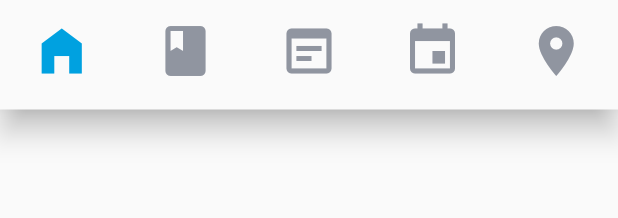
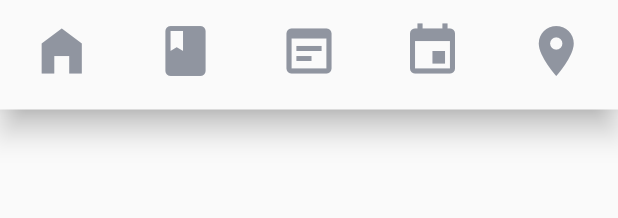
Before and after one commit to padong4284/padong-app, a Flutter app: the PadongBottomNavigationBar widget shown alone on an empty page, opened directly, on a phone screen of 412 x 824 dp. Shown: the top 218 px of the screen. Run offline on Flutter 3.47's test engine with Material 2 defaults, Android fonts, the phone set to English and light mode, and no system bars.

```diff
--- a/lib/ui/widgets/bottom_navigation_bar.dart
+++ b/lib/ui/widgets/bottom_navigation_bar.dart
@@ -1,102 +1,57 @@
 import 'package:flutter/material.dart';
 import 'package:padong/ui/theme/app_theme.dart';
 
-class PadongBottomNavigationBar extends StatefulWidget {
+class PadongBottomNavigationBar extends StatelessWidget {
   final color = AppTheme.colors.semiSupport;
   final size = 40.0;
 
-  PadongBottomNavigationBar();
-
-  @override
-  _PadongBottomNavigationBarState createState() => _PadongBottomNavigationBarState();
-}
-
-class _PadongBottomNavigationBarState extends State<PadongBottomNavigationBar> {
-
-  int _selectedIndex = 0;
-
-  @override
-  void initState() {
-    super.initState();
-  }
-
   @override
   Widget build(BuildContext context) {
-    const iconWidth = 57.0;
     return BottomNavigationBar(
-      currentIndex: this._selectedIndex ?? 0,
-      selectedItemColor: AppTheme.colors.primary,
-        unselectedItemColor: widget.color,
-        onTap: (index) {
-          if (index != _selectedIndex) {
-            _buildRoutes(index, context);
-          }
-          setState(() {
-            _selectedIndex = index;
-          });
-        },
         showSelectedLabels: false,
         showUnselectedLabels: false,
         type: BottomNavigationBarType.fixed,
         items: [
           BottomNavigationBarItem(
             label: 'Home',
-            icon: SizedBox(
-                width: iconWidth,
-                child: Icon(Icons.home_filled,
-                     size: widget.size)),
+            icon: Icon(
+                Icons.home_filled,
+                color: this.color,
+                size: this.size
+            ),
           ),
           BottomNavigationBarItem(
-              label: 'Cover',
-              icon: SizedBox(
-                width: iconWidth,
-                child: Icon(Icons.book, size: widget.size),
-              )),
+            label: 'Cover',
+            icon: Icon(
+                Icons.book,
+                color: this.color,
+                size: this.size
+            ),
+          ),
           BottomNavigationBarItem(
-              label: 'Deck',
-              icon: SizedBox(
-                width: iconWidth,
-                child: Icon(Icons.wysiwyg, size: widget.size),
-              )),
+            label: 'Deck',
+            icon: Icon(
+                Icons.wysiwyg,
+                color: this.color,
+                size: this.size
+            ),
+          ),
           BottomNavigationBarItem(
             label: 'Schedule',
-            icon: SizedBox(
-                width: iconWidth,
-                child: Icon(
-                  Icons.event,
-                  size: widget.size,
-                )),
+            icon: Icon(
+              Icons.event,
+              color: this.color,
+              size: this.size,
+            ),
           ),
           BottomNavigationBarItem(
             label: 'Map',
-            icon: SizedBox(
-                width: iconWidth,
-                child: Icon(
-                  Icons.place,
-                  color: widget.color,
-                  size: widget.size,
-                )),
+            icon: Icon(
+              Icons.place,
+              color: this.color,
+              size: this.size,
+            ),
           ),
         ]);
   }
-
-  Function _buildRoutes(int index, BuildContext context) {
-    switch (index) {
-      case 0:
-        Navigator.pushNamed(context, '/main');
-        break;
-      case 1:
-        Navigator.pushNamed(context, '/cover');
-        break;
-      case 2:
-        Navigator.pushNamed(context, '/deck');
-        break;
-      case 3:
-        Navigator.pushNamed(context, '/schedule');
-        break;
-      case 4:
-        Navigator.pushNamed(context, '/map');
-        break;
-    }
-  }
 }
```
